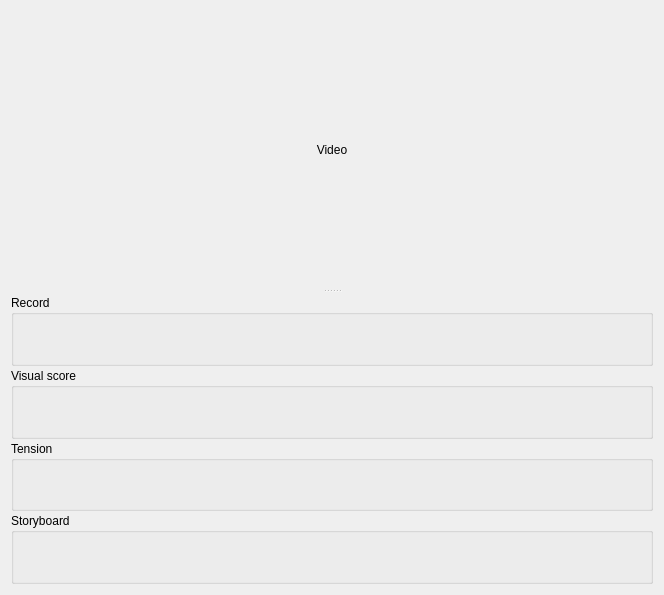
This is components/projecteditor/lib/ProjectEditor.ui in artm/WatchThatSound3 as Qt 5 draws it before an edit. The edited form follows.
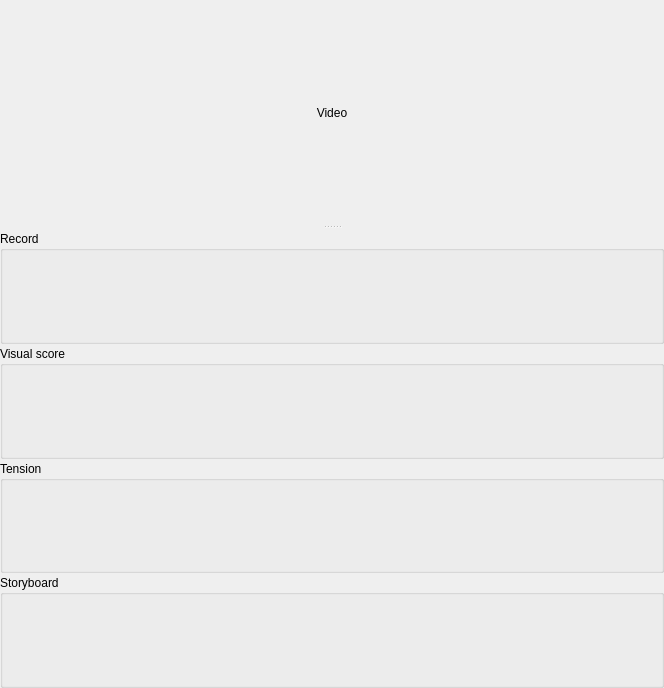
This is the edited form.

Commit message: stretch the editable widget more

```diff
--- a/components/projecteditor/lib/ProjectEditor.ui
+++ b/components/projecteditor/lib/ProjectEditor.ui
@@ -7,13 +7,19 @@
     <x>0</x>
     <y>0</y>
     <width>664</width>
-    <height>595</height>
+    <height>688</height>
    </rect>
   </property>
   <property name="windowTitle">
    <string>Form</string>
   </property>
   <layout class="QVBoxLayout" name="verticalLayout">
+   <property name="spacing">
+    <number>0</number>
+   </property>
+   <property name="margin">
+    <number>0</number>
+   </property>
    <item>
     <widget class="QSplitter" name="splitter">
      <property name="orientation">
@@ -23,10 +29,16 @@
       <bool>false</bool>
      </property>
      <widget class="QLabel" name="display">
+      <property name="sizePolicy">
+       <sizepolicy hsizetype="Preferred" vsizetype="Preferred">
+        <horstretch>0</horstretch>
+        <verstretch>0</verstretch>
+       </sizepolicy>
+      </property>
       <property name="minimumSize">
        <size>
         <width>320</width>
-        <height>240</height>
+        <height>180</height>
        </size>
       </property>
       <property name="text">
@@ -49,20 +61,29 @@
        </item>
        <item>
         <widget class="QGroupBox" name="record_container">
+         <property name="sizePolicy">
+          <sizepolicy hsizetype="Preferred" vsizetype="Expanding">
+           <horstretch>0</horstretch>
+           <verstretch>0</verstretch>
+          </sizepolicy>
+         </property>
          <property name="minimumSize">
           <size>
            <width>0</width>
-           <height>16</height>
+           <height>90</height>
           </size>
          </property>
          <property name="title">
           <string>Record</string>
          </property>
          <layout class="QVBoxLayout" name="verticalLayout_6">
+          <property name="margin">
+           <number>0</number>
+          </property>
           <item>
            <widget class="QWidget" name="record" native="true">
             <property name="sizePolicy">
-             <sizepolicy hsizetype="Preferred" vsizetype="MinimumExpanding">
+             <sizepolicy hsizetype="Preferred" vsizetype="Expanding">
               <horstretch>0</horstretch>
               <verstretch>0</verstretch>
              </sizepolicy>
@@ -80,20 +101,29 @@
        </item>
        <item>
         <widget class="QGroupBox" name="score_container">
+         <property name="sizePolicy">
+          <sizepolicy hsizetype="Preferred" vsizetype="Expanding">
+           <horstretch>0</horstretch>
+           <verstretch>0</verstretch>
+          </sizepolicy>
+         </property>
          <property name="minimumSize">
           <size>
            <width>0</width>
-           <height>16</height>
+           <height>90</height>
           </size>
          </property>
          <property name="title">
           <string>Visual score</string>
          </property>
          <layout class="QVBoxLayout" name="verticalLayout_5">
+          <property name="margin">
+           <number>0</number>
+          </property>
           <item>
            <widget class="QWidget" name="score" native="true">
             <property name="sizePolicy">
-             <sizepolicy hsizetype="Preferred" vsizetype="MinimumExpanding">
+             <sizepolicy hsizetype="Preferred" vsizetype="Expanding">
               <horstretch>0</horstretch>
               <verstretch>0</verstretch>
              </sizepolicy>
@@ -111,20 +141,29 @@
        </item>
        <item>
         <widget class="QGroupBox" name="tension_container">
+         <property name="sizePolicy">
+          <sizepolicy hsizetype="Preferred" vsizetype="Expanding">
+           <horstretch>0</horstretch>
+           <verstretch>0</verstretch>
+          </sizepolicy>
+         </property>
          <property name="minimumSize">
           <size>
            <width>0</width>
-           <height>16</height>
+           <height>90</height>
           </size>
          </property>
          <property name="title">
           <string>Tension</string>
          </property>
          <layout class="QVBoxLayout" name="verticalLayout_4">
+          <property name="margin">
+           <number>0</number>
+          </property>
           <item>
            <widget class="QWidget" name="tension" native="true">
             <property name="sizePolicy">
-             <sizepolicy hsizetype="Preferred" vsizetype="MinimumExpanding">
+             <sizepolicy hsizetype="Preferred" vsizetype="Expanding">
               <horstretch>0</horstretch>
               <verstretch>0</verstretch>
              </sizepolicy>
@@ -142,20 +181,29 @@
        </item>
        <item>
         <widget class="QGroupBox" name="storyboard_container">
+         <property name="sizePolicy">
+          <sizepolicy hsizetype="Preferred" vsizetype="Expanding">
+           <horstretch>0</horstretch>
+           <verstretch>0</verstretch>
+          </sizepolicy>
+         </property>
          <property name="minimumSize">
           <size>
            <width>0</width>
-           <height>16</height>
+           <height>90</height>
           </size>
          </property>
          <property name="title">
           <string>Storyboard</string>
          </property>
          <layout class="QVBoxLayout" name="verticalLayout_3">
+          <property name="margin">
+           <number>0</number>
+          </property>
           <item>
            <widget class="QWidget" name="storyboard" native="true">
             <property name="sizePolicy">
-             <sizepolicy hsizetype="Preferred" vsizetype="MinimumExpanding">
+             <sizepolicy hsizetype="Preferred" vsizetype="Expanding">
               <horstretch>0</horstretch>
               <verstretch>0</verstretch>
              </sizepolicy>
```
The commit also changes 1 other file.
